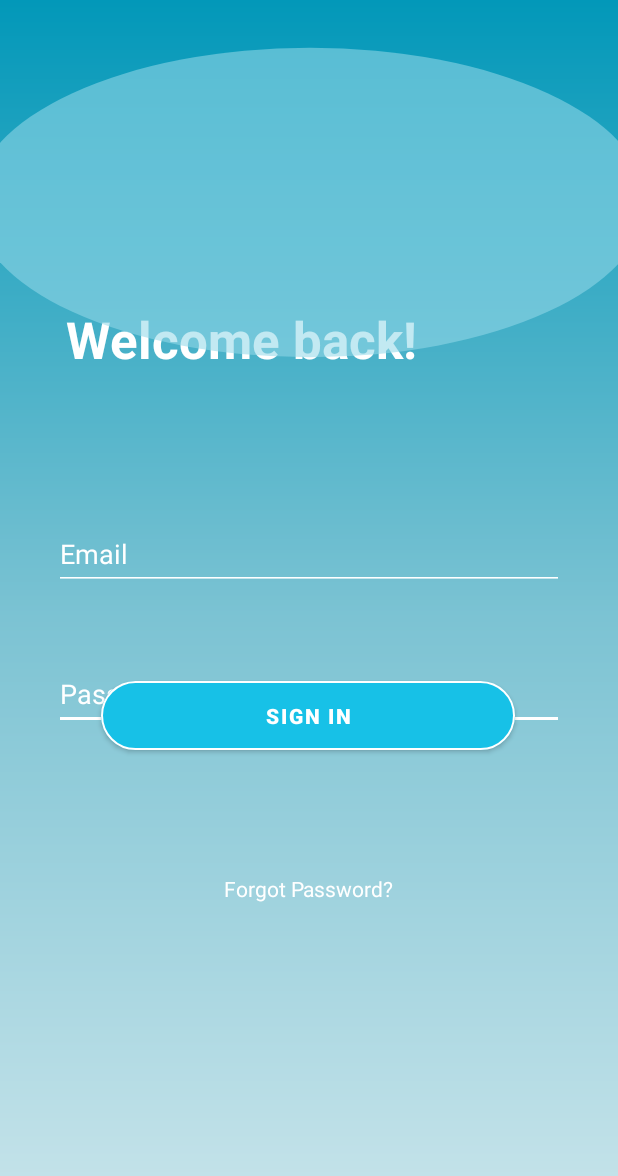
After one commit to tanjilak/WaterQualityMonitoringApp, an Android app: the Activity2 screen opened directly, with no data from a screen before it, on a phone screen of 412 x 824 dp. The commit adds this screen. Shown: the top 1176 px of the screen. Run offline under Robolectric (Android 15) with nearby library versions, the phone set to English and light mode, and no system bars.

Commit message:
sign in page created + finalized homepage

```diff
--- a/app/build.gradle
+++ b/app/build.gradle
@@ -35,4 +35,5 @@ dependencies {
     testImplementation 'junit:junit:4.+'
     androidTestImplementation 'androidx.test.ext:junit:1.1.3'
     androidTestImplementation 'androidx.test.espresso:espresso-core:3.4.0'
+    implementation 'com.airbnb.android:lottie:4.2.1'
 }
--- a/app/src/main/AndroidManifest.xml
+++ b/app/src/main/AndroidManifest.xml
@@ -10,6 +10,12 @@
         android:supportsRtl="true"
         android:theme="@style/Theme.WaterQualityMonitoringApp">
         <activity
+            android:name=".Activity3"
+            android:exported="false" />
+        <activity
+            android:name=".Activity2"
+            android:exported="false" />
+        <activity
             android:name=".MainActivity"
             android:exported="true">
             <intent-filter>
--- /dev/null
+++ b/app/src/main/java/com/h20data/waterqualitymonitoringapp/Activity2.java
@@ -0,0 +1,18 @@
+package com.h20data.waterqualitymonitoringapp;
+
+import androidx.appcompat.app.AppCompatActivity;
+
+import android.os.Bundle;
+import android.view.WindowManager;
+
+public class Activity2 extends AppCompatActivity {
+
+    @Override
+    protected void onCreate(Bundle savedInstanceState) {
+        super.onCreate(savedInstanceState);
+        setContentView(R.layout.activity_2);
+
+        getSupportActionBar().hide();
+        getWindow().addFlags(WindowManager.LayoutParams.FLAG_FULLSCREEN);
+    }
+}
--- /dev/null
+++ b/app/src/main/res/drawable/ellipse.xml
@@ -0,0 +1,10 @@
+<?xml version="1.0" encoding="utf-8"?>
+<shape xmlns:android="http://schemas.android.com/apk/res/android"
+    android:shape="oval">
+    <solid
+        android:color="#9195D8E8"/>
+    <size
+        android:width="411dp"
+        android:height="189dp"/>
+
+</shape>
--- /dev/null
+++ b/app/src/main/res/layout/activity_2.xml
@@ -0,0 +1,119 @@
+<?xml version="1.0" encoding="utf-8"?>
+<androidx.constraintlayout.widget.ConstraintLayout xmlns:android="http://schemas.android.com/apk/res/android"
+    xmlns:app="http://schemas.android.com/apk/res-auto"
+    xmlns:tools="http://schemas.android.com/tools"
+    android:layout_width="match_parent"
+    android:layout_height="match_parent"
+    android:background="@drawable/gradient_drawable"
+    tools:context=".Activity2">
+
+    <TextView
+        android:id="@+id/textView2"
+        android:layout_width="wrap_content"
+        android:layout_height="wrap_content"
+        android:layout_marginStart="44dp"
+        android:layout_marginTop="171dp"
+        android:layout_marginBottom="343dp"
+        android:text="@string/welcome_back"
+        android:textColor="@color/white"
+        android:textSize="34sp"
+        android:textStyle="bold"
+        app:layout_constraintBottom_toBottomOf="parent"
+        app:layout_constraintStart_toStartOf="parent"
+        app:layout_constraintTop_toTopOf="parent"
+        app:layout_constraintVertical_bias="0.122"
+        tools:ignore="TextContrastCheck" />
+
+    <ImageView
+        android:id="@+id/imageView"
+        android:layout_width="448dp"
+        android:layout_height="210dp"
+        android:layout_marginBottom="584dp"
+        android:contentDescription="@string/common_header"
+        app:layout_constraintBottom_toBottomOf="parent"
+        app:layout_constraintEnd_toEndOf="parent"
+        app:layout_constraintStart_toStartOf="parent"
+        app:srcCompat="@drawable/ellipse"
+        tools:ignore="ImageContrastCheck" />
+
+    <EditText
+        android:id="@+id/editTextTextPassword"
+        android:layout_width="0dp"
+        android:layout_height="48dp"
+        android:layout_marginStart="36dp"
+        android:layout_marginEnd="36dp"
+        android:backgroundTint="@color/white"
+        android:ems="10"
+        android:hint="@string/password"
+        android:importantForAutofill="no"
+        android:inputType="textPassword"
+        android:minHeight="48dp"
+        android:textColorHint="@color/white"
+        app:layout_constraintBottom_toBottomOf="parent"
+        app:layout_constraintEnd_toEndOf="parent"
+        app:layout_constraintHorizontal_bias="1.0"
+        app:layout_constraintStart_toStartOf="parent"
+        app:layout_constraintTop_toTopOf="parent"
+        app:layout_constraintVertical_bias="0.565"
+        tools:ignore="TextContrastCheck"
+        tools:targetApi="lollipop" />
+
+    <EditText
+        android:id="@+id/editTextTextEmailAddress2"
+        android:layout_width="0dp"
+        android:layout_height="48dp"
+        android:layout_marginStart="36dp"
+        android:layout_marginEnd="36dp"
+        android:backgroundTint="@color/white"
+        android:ems="10"
+        android:hint="@string/email"
+        android:importantForAutofill="no"
+        android:inputType="textEmailAddress"
+        android:minHeight="48dp"
+        android:textColorHint="@color/white"
+        app:layout_constraintBottom_toBottomOf="parent"
+        app:layout_constraintEnd_toEndOf="parent"
+        app:layout_constraintHorizontal_bias="1.0"
+        app:layout_constraintStart_toStartOf="parent"
+        app:layout_constraintTop_toTopOf="parent"
+        app:layout_constraintVertical_bias="0.445"
+        tools:ignore="TextContrastCheck"
+        tools:targetApi="lollipop" />
+
+    <Button
+        android:id="@+id/button4"
+        android:layout_width="276dp"
+        android:layout_height="58dp"
+        android:layout_marginStart="43dp"
+        android:layout_marginTop="448dp"
+        android:layout_marginEnd="43dp"
+        android:text="@string/sign_in"
+        android:textColor="#FFFFFF"
+        android:textStyle="bold"
+        app:backgroundTint="#17C1E7"
+        app:cornerRadius="40dp"
+        app:layout_constraintEnd_toEndOf="parent"
+        app:layout_constraintHorizontal_bias="0.489"
+        app:layout_constraintStart_toStartOf="parent"
+        app:layout_constraintTop_toTopOf="parent"
+        app:strokeColor="@color/white"
+        app:strokeWidth="1dp"
+        tools:ignore="TextContrastCheck" />
+
+    <TextView
+        android:id="@+id/textView3"
+        android:layout_width="wrap_content"
+        android:layout_height="wrap_content"
+        android:layout_marginStart="16dp"
+        android:layout_marginTop="32dp"
+        android:layout_marginEnd="16dp"
+        android:text="@string/forgot_pass"
+        android:textColor="@color/white"
+        app:layout_constraintBottom_toBottomOf="parent"
+        app:layout_constraintEnd_toEndOf="parent"
+        app:layout_constraintStart_toStartOf="parent"
+        app:layout_constraintTop_toTopOf="parent"
+        app:layout_constraintVertical_bias="0.713"
+        tools:ignore="TextContrastCheck" />
+
+</androidx.constraintlayout.widget.ConstraintLayout>
--- a/app/src/main/res/values/colors.xml
+++ b/app/src/main/res/values/colors.xml
@@ -7,4 +7,5 @@
     <color name="teal_700">#FF018786</color>
     <color name="black">#FF000000</color>
     <color name="white">#FFFFFFFF</color>
+    <color name="blue">#0091C7</color>
 </resources>
--- a/app/src/main/res/values/strings.xml
+++ b/app/src/main/res/values/strings.xml
@@ -4,5 +4,11 @@
     <string name="sign_in">Sign In</string>
     <string name="sign_up">Sign Up</string>
     <string name="welcome_msg">Welcome!</string>
-    <string name="title">Smart Water Quality</string>
+    <string name="guest">Continue as Guest</string>
+    <string name="title">H20</string>
+    <string name="welcome_back">Welcome back!</string>
+    <string name="common_header">common header</string>
+    <string name="email">Email</string>
+    <string name="password">Password</string>
+    <string name="forgot_pass">Forgot Password?</string>
 </resources>
--- a/app/src/main/res/values/themes.xml
+++ b/app/src/main/res/values/themes.xml
@@ -2,8 +2,8 @@
     <!-- Base application theme. -->
     <style name="Theme.WaterQualityMonitoringApp" parent="Theme.MaterialComponents.DayNight.DarkActionBar">
         <!-- Primary brand color. -->
-        <item name="colorPrimary">@color/purple_500</item>
-        <item name="colorPrimaryVariant">@color/purple_700</item>
+        <item name="colorPrimary">@color/blue</item>
+        <item name="colorPrimaryVariant">@color/black</item>
         <item name="colorOnPrimary">@color/white</item>
         <!-- Secondary brand color. -->
         <item name="colorSecondary">@color/teal_200</item>
```
Also changed, not shown: app/src/main/java/com/h20data/waterqualitymonitoringapp/Activity3.java (added, +14 -0 lines), app/src/main/java/com/h20data/waterqualitymonitoringapp/MainActivity.java (+21 -0 lines), app/src/main/res/drawable/circle.xml (added, +10 -0 lines), app/src/main/res/layout/activity_3.xml (added, +9 -0 lines), app/src/main/res/layout/activity_main.xml (+54 -30 lines), app/src/main/res/raw/faucet.json (added, +1 -0 lines).
